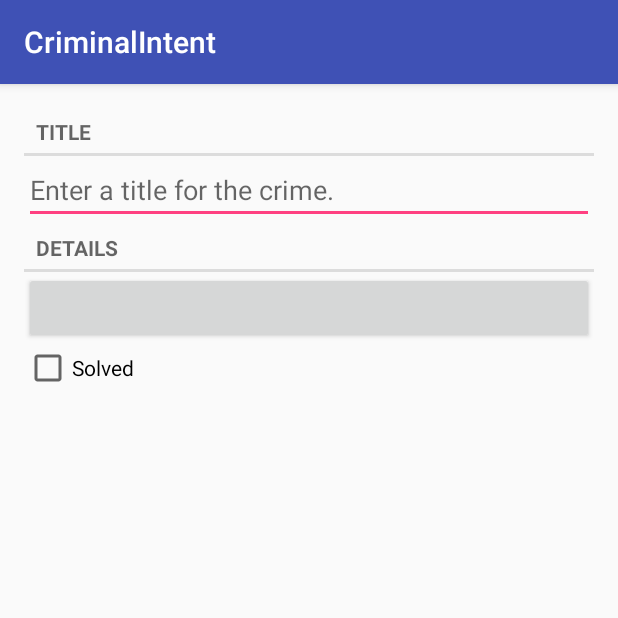
After one commit to RHack/CriminalIntent, an Android app: the fragment CrimeFragment shown on its own in the app's theme, on a phone screen of 412 x 824 dp, the top half of it. The commit adds this screen. Run offline under Robolectric (Android 15) with nearby library versions, the phone set to English and light mode, and no system bars.

Commit message:
Added view elements for the crime fragment.

```diff
--- /dev/null
+++ b/app/src/main/java/com/example/envoy/criminalintent/CrimeFragment.java
@@ -0,0 +1,28 @@
+package com.example.envoy.criminalintent;
+
+import android.os.Bundle;
+import android.support.annotation.Nullable;
+import android.support.v4.app.Fragment;
+import android.view.LayoutInflater;
+import android.view.View;
+import android.view.ViewGroup;
+
+/**
+ * Created by Envoy on 5/8/17.
+ */
+
+public class CrimeFragment extends Fragment {
+    private Crime mCrime;
+
+    @Override
+    public void onCreate(@Nullable Bundle savedInstanceState) {
+        super.onCreate(savedInstanceState);
+        mCrime = new Crime();
+    }
+
+    @Override
+    public View onCreateView(LayoutInflater inflater, ViewGroup container, Bundle savedInstanceState) {
+        View v = inflater.inflate(R.layout.fragment_crime, container, false);
+        return v;
+    }
+}
--- /dev/null
+++ b/app/src/main/res/layout/fragment_crime.xml
@@ -0,0 +1,37 @@
+<?xml version="1.0" encoding="utf-8"?>
+<LinearLayout xmlns:android="http://schemas.android.com/apk/res/android"
+    android:orientation="vertical"
+    android:layout_width="match_parent"
+    android:layout_height="match_parent"
+    android:layout_margin="16dp">
+
+    <TextView
+        style="?android:listSeparatorTextViewStyle"
+        android:layout_width="match_parent"
+        android:layout_height="wrap_content"
+        android:text="@string/crime_title_label"/>
+
+    <EditText
+        android:id="@+id/crime_title"
+        android:layout_width="match_parent"
+        android:layout_height="wrap_content"
+        android:hint="@string/crime_title_hint"/>
+
+    <TextView
+        style="?android:listSeparatorTextViewStyle"
+        android:layout_width="match_parent"
+        android:layout_height="wrap_content"
+        android:text="@string/crime_details_label"/>
+
+    <Button
+        android:id="@+id/crime_data"
+        android:layout_width="match_parent"
+        android:layout_height="wrap_content"/>
+
+    <CheckBox
+        android:id="@+id/crime_solved"
+        android:layout_width="match_parent"
+        android:layout_height="wrap_content"
+        android:text="@string/crime_solved_label"/>
+
+</LinearLayout>
--- a/app/src/main/res/values/strings.xml
+++ b/app/src/main/res/values/strings.xml
@@ -1,3 +1,7 @@
 <resources>
     <string name="app_name">CriminalIntent</string>
+    <string name="crime_title_hint">Enter a title for the crime.</string>
+    <string name="crime_title_label">Title</string>
+    <string name="crime_details_label">Details</string>
+    <string name="crime_solved_label">Solved</string>
 </resources>
```
Also changed, not shown: app/src/main/java/com/example/envoy/criminalintent/Crime.java (+28 -0 lines), app/src/main/res/layout/activity_crime.xml (+5 -17 lines).
